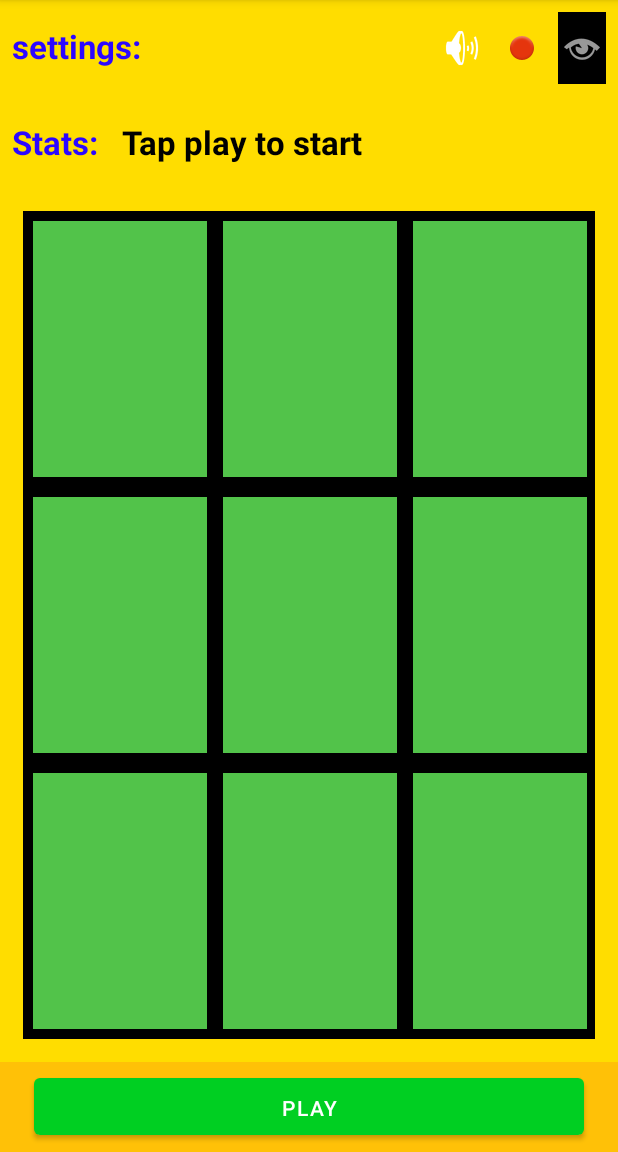
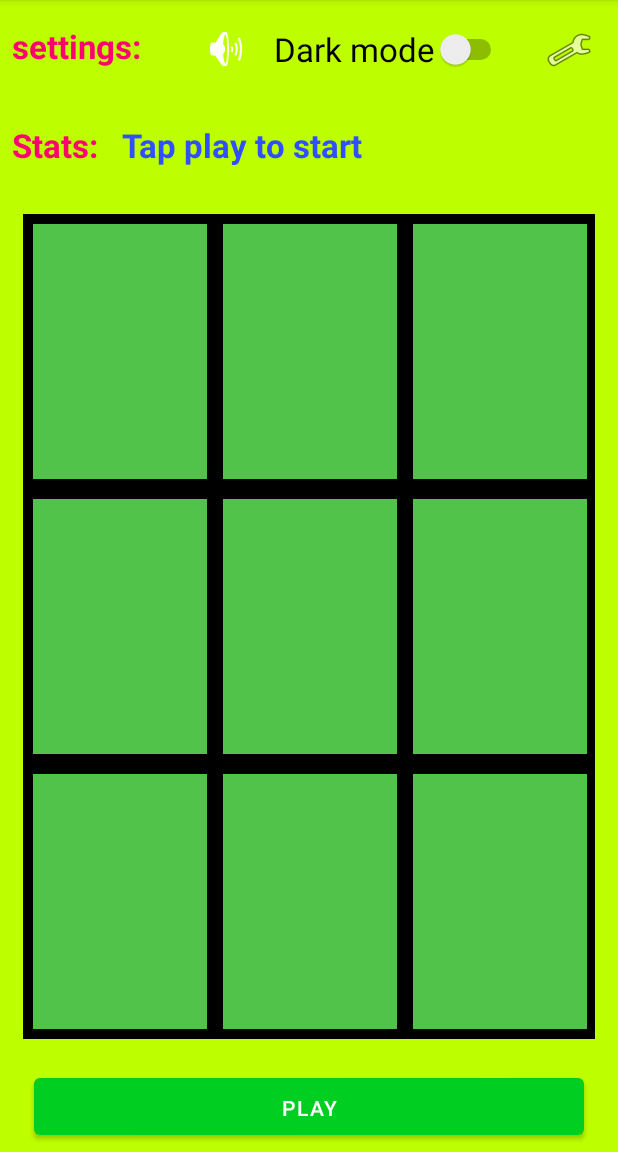
Before and after one commit to darsh-7/XOGame, an Android app: the screen it shows after launch (MainActivity), on a phone screen of 412 x 824 dp, the part 84-1236 px from its top. Run offline under Robolectric (Android 15) with nearby library versions, the phone set to English and light mode, and no system bars.

Commit message:
- add player class - fix some bugs - update the layout -

```diff
--- a/app/build.gradle
+++ b/app/build.gradle
@@ -25,6 +25,9 @@ android {
         sourceCompatibility JavaVersion.VERSION_1_8
         targetCompatibility JavaVersion.VERSION_1_8
     }
+    buildFeatures {
+        viewBinding true
+    }
 }
 
 dependencies {
@@ -32,6 +35,8 @@ dependencies {
     implementation 'androidx.appcompat:appcompat:1.4.2'
     implementation 'com.google.android.material:material:1.6.1'
     implementation 'androidx.constraintlayout:constraintlayout:2.1.4'
+    implementation 'androidx.navigation:navigation-fragment:2.5.0'
+    implementation 'androidx.navigation:navigation-ui:2.5.0'
     testImplementation 'junit:junit:4.13.2'
     androidTestImplementation 'androidx.test.ext:junit:1.1.3'
     androidTestImplementation 'androidx.test.espresso:espresso-core:3.4.0'
--- a/app/src/main/java/com/example/xogame/MainActivity.java
+++ b/app/src/main/java/com/example/xogame/MainActivity.java
@@ -1,18 +1,26 @@
 package com.example.xogame;
 
+
+import androidx.activity.OnBackPressedCallback;
 import androidx.appcompat.app.AppCompatActivity;
+import androidx.appcompat.app.AppCompatDelegate;
 
 import android.annotation.SuppressLint;
+import android.app.ActivityManager;
+import android.content.Context;
 import android.content.pm.ActivityInfo;
 import android.media.MediaPlayer;
 import android.os.Bundle;
+import android.util.Log;
+import android.view.KeyEvent;
 import android.view.View;
-import android.widget.Button;
+import android.view.WindowManager;
+import android.widget.Switch;
 import android.widget.TextView;
 
 public class MainActivity extends AppCompatActivity {
-
-    private boolean freeze = false, gameActive = false;
+    Player player1,player2;
+    private boolean freeze = false, gameActive = false,playMusic =true;
     private int counter = 0;
     MediaPlayer backMusic;
     char boxes[] = new char[]{'0', '1', '2', '3', '4', '5', '6', '7', '8'};
@@ -27,71 +35,25 @@ public class MainActivity extends AppCompatActivity {
         super.onCreate(savedInstanceState);
         setContentView(R.layout.main_game);
         this.setRequestedOrientation(ActivityInfo.SCREEN_ORIENTATION_PORTRAIT);
+
         playMusic();
-    }
+       // This callback will only be called when MyFragment is at least Started.
+        OnBackPressedCallback callback = new OnBackPressedCallback(true /* enabled by default */) {
+            @Override
+            public void handleOnBackPressed() {
+                backMusic.stop();
+                MainActivity.this.finish();
+            }
+        };
+        getOnBackPressedDispatcher().addCallback(this, callback);
 
-    //control the music
-    public void stopPlayMusic(View buttom) {
-        if (backMusic.isPlaying()) {
-            backMusic.stop();
-        } else {
-            playMusic();
-        }
-    }
-
-    public void playMusic() {
-        //first song
-        backMusic = MediaPlayer.create(this, R.raw.background2);
-        backMusic.setVolume(1.0f, 1.0f);
-        backMusic.setLooping(true);
-        backMusic.start();
-        /*
-        backMusic = MediaPlayer.create(this, R.raw.background);
-        backMusic.setOnCompletionListener(new MediaPlayer.OnCompletionListener() {
-            @Override
-            public void onCompletion(MediaPlayer mediaPlayer) {
-                backMusic.start();
-            }
-        });
+        // The callback can be enabled or disabled here or in handleOnBackPressed()
 
 
-         */
     }
-
-
-    //Determine round by the counter value
+   //Determine round by the counter value
     public char getTurn() {
         return (counter == 0 | counter == 2 | counter == 4 | counter == 6 | counter == 8) ? 'X' : 'O';
-    }
-
-    //sound method
-    public void playSound(String sound) throws InterruptedException {
-        MediaPlayer music;
-        if (sound == "box")
-            music = MediaPlayer.create(this, R.raw.selectclick);
-        else if (sound == "click")
-            music = MediaPlayer.create(this, R.raw.clicktone);
-        else if (sound == "win")
-            music = MediaPlayer.create(this, R.raw.win);
-        else if (sound == "draw")
-            music = MediaPlayer.create(this, R.raw.draw);
-        else {
-            music = MediaPlayer.create(this, R.raw.clickerror);
-            ((TextView) findViewById(R.id.status)).setText("error with click sound");
-            Thread.sleep(2000);
-        }
-        music.setOnPreparedListener(new MediaPlayer.OnPreparedListener() {
-            @Override
-            public void onPrepared(MediaPlayer mediaPlayer) {
-                music.start();
-            }
-        });
-        music.setOnCompletionListener(new MediaPlayer.OnCompletionListener() {
-            @Override
-            public void onCompletion(MediaPlayer mediaPlayer) {
-                music.release();
-            }
-        });
     }
 
     //reset the game values
@@ -161,9 +123,6 @@ public class MainActivity extends AppCompatActivity {
         return -1;
     }
 
-    public void darkMode(View v) {
-    }//dark mode option
-
     //take action when a box clicked
     public void boxTaped(View box) throws InterruptedException {
         if (!gameActive || freeze) //do nothing when the game not active or in frozen mode
@@ -200,5 +159,78 @@ public class MainActivity extends AppCompatActivity {
         status.setText("it is (" + getTurn() + ") turn");
 
     }
+    //sound method
+    public void playSound(String sound) throws InterruptedException {
+        MediaPlayer music;
+        if (sound == "box")
+            music = MediaPlayer.create(this, R.raw.selectclick);
+        else if (sound == "click")
+            music = MediaPlayer.create(this, R.raw.clicktone);
+        else if (sound == "win")
+            music = MediaPlayer.create(this, R.raw.win);
+        else if (sound == "draw")
+            music = MediaPlayer.create(this, R.raw.draw);
+        else {
+            music = MediaPlayer.create(this, R.raw.clickerror);
+            ((TextView) findViewById(R.id.status)).setText("error with click sound");
+            Thread.sleep(2000);
+        }
+        music.setOnPreparedListener(new MediaPlayer.OnPreparedListener() {
+            @Override
+            public void onPrepared(MediaPlayer mediaPlayer) {
+                music.start();
+            }
+        });
+        music.setOnCompletionListener(new MediaPlayer.OnCompletionListener() {
+            @Override
+            public void onCompletion(MediaPlayer mediaPlayer) {
+                music.release();
+            }
+        });
+    }
+    //control the music
+    public void stopPlayMusic(View button) {
+        if (backMusic.isPlaying()) {
+            playMusic =false;
+            backMusic.stop();
+            button.setBackgroundResource(android.R.drawable.ic_lock_silent_mode);
+        } else {
+            playMusic =true;
+            playMusic();
+            button.setBackgroundResource(android.R.drawable.ic_lock_silent_mode_off);
+        }
+    }
+
+    public void playMusic() {
+        //first song
+        if (!playMusic)
+            return;
+        backMusic = MediaPlayer.create(this, R.raw.background2);
+        backMusic.setVolume(1.0f, 1.0f);
+        backMusic.setLooping(true);
+        backMusic.start();
+        /*
+        backMusic = MediaPlayer.create(this, R.raw.background);
+        backMusic.setOnCompletionListener(new MediaPlayer.OnCompletionListener() {
+            @Override
+            public void onCompletion(MediaPlayer mediaPlayer) {
+                backMusic.start();
+            }
+        });
+
+
+         */
+    }
+
+    //dark mode option
+    public void darkMode(View v) {
+        if (((Switch) findViewById(R.id.dark_mode)).isChecked()) {
+            AppCompatDelegate.setDefaultNightMode(AppCompatDelegate.MODE_NIGHT_YES);
+        }else {
+            AppCompatDelegate.setDefaultNightMode(AppCompatDelegate.MODE_NIGHT_NO);
+        }
+        backMusic.stop();
+    }
+
 
 }
--- a/app/src/main/res/layout/main_game.xml
+++ b/app/src/main/res/layout/main_game.xml
@@ -1,4 +1,4 @@
-<?xml version="1.0" encoding="utf-8"?>
+<?xml version="1.1" encoding="utf-8"?>
 <androidx.constraintlayout.widget.ConstraintLayout xmlns:android="http://schemas.android.com/apk/res/android"
     xmlns:app="http://schemas.android.com/apk/res-auto"
     xmlns:tools="http://schemas.android.com/tools"
@@ -30,7 +30,7 @@
                 android:layout_width="wrap_content"
                 android:layout_height="wrap_content"
                 android:layout_margin="8dp"
-                android:layout_weight="2"
+                android:layout_weight="1"
                 android:paddingTop="8dp"
                 android:paddingBottom="8dp"
                 android:text="settings:"
@@ -42,48 +42,48 @@
                 android:id="@+id/sound"
                 android:layout_width="wrap_content"
                 android:layout_height="wrap_content"
+                android:layout_gravity="center"
+                android:layout_margin="8dp"
                 android:layout_weight="0"
-                android:layout_margin="8dp"
-                android:onClick="stopPlayMusic"
 
                 android:background="@color/white"
                 android:backgroundTint="#0052C34A"
-                android:layout_gravity="center"
+                android:onClick="stopPlayMusic"
                 android:paddingTop="8dp"
                 android:paddingBottom="8dp"
                 android:textAppearance="?android:textAppearanceLarge"
                 android:textStyle="bold"
-                app:srcCompat="@android:drawable/ic_lock_silent_mode_off" />
+                app:srcCompat="@android:drawable/ic_lock_silent_mode_off"
+                tools:ignore="SpeakableTextPresentCheck" />
 
-            <ImageView
-                android:id="@+id/imageView2"
+            <Switch
+                android:id="@+id/dark_mode"
                 android:layout_width="wrap_content"
                 android:layout_height="wrap_content"
+                android:layout_gravity="center"
+                android:layout_margin="8dp"
                 android:layout_weight="0"
+                android:minHeight="48dp"
+                android:onClick="darkMode"
+                android:paddingTop="8dp"
+                android:paddingBottom="8dp"
+                android:text="Dark mode"
+                android:textAppearance="?android:textAppearanceLarge" />
+
+            <ImageButton
+                android:id="@+id/settings"
+                android:layout_width="50dp"
+                android:layout_height="50dp"
+                android:layout_gravity="center"
                 android:layout_margin="8dp"
-                android:onClick="darkMode"
-                android:layout_gravity="center"
+                android:layout_weight="0"
+                android:backgroundTint="#0052C34A"
+                android:onClick="stopPlayMusic"
                 android:paddingTop="8dp"
                 android:paddingBottom="8dp"
                 android:textAppearance="?android:textAppearanceLarge"
                 android:textStyle="bold"
-                app:srcCompat="@android:drawable/ic_notification_overlay" />
-
-            <ImageView
-                android:id="@+id/dark_mode"
-                android:layout_width="wrap_content"
-                android:layout_height="wrap_content"
-                android:layout_weight="0"
-                android:layout_margin="8dp"
-                android:onClick="darkMode"
-                android:background="@color/black"
-                android:layout_gravity="center"
-                android:paddingTop="8dp"
-                android:paddingBottom="8dp"
-                android:textAppearance="?android:textAppearanceLarge"
-                android:textStyle="bold"
-
-            app:srcCompat="@android:drawable/ic_menu_view" />
+                app:srcCompat="@android:drawable/ic_menu_manage" />
 
         </LinearLayout>
 
@@ -117,7 +117,7 @@
                 android:paddingBottom="8dp"
                 android:text="@string/stats"
                 android:textAppearance="?android:textAppearanceLarge"
-                android:textColor="@color/black"
+                android:textColor="#304FFE"
                 android:textStyle="bold" />
 
         </LinearLayout>
@@ -357,7 +357,7 @@
         android:id="@+id/bottomNavigationView"
         android:layout_width="fill_parent"
         android:layout_height="60dp"
-        android:background="#FFC107"
+        android:background="@color/background_color"
         android:nestedScrollingEnabled="false"
         android:orientation="horizontal"
         android:stretchColumns="0,1,2"
--- /dev/null
+++ b/app/src/main/res/values-land/dimens.xml
@@ -0,0 +1,3 @@
+<resources>
+        <dimen name="fab_margin">48dp</dimen>
+    </resources>
--- a/app/src/main/res/values-night/themes.xml
+++ b/app/src/main/res/values-night/themes.xml
@@ -2,15 +2,16 @@
     <!-- Base application theme. -->
     <style name="Theme.XOGame" parent="Theme.MaterialComponents.DayNight.DarkActionBar">
         <!-- Primary brand color. -->
-        <item name="colorPrimary">@color/purple_200</item>
+        <item name="colorPrimary">#AA00FF</item>
         <item name="colorPrimaryVariant">@color/purple_700</item>
         <item name="colorOnPrimary">@color/black</item>
         <!-- Secondary brand color. -->
         <item name="colorSecondary">@color/teal_200</item>
-        <item name="colorSecondaryVariant">@color/teal_200</item>
-        <item name="colorOnSecondary">@color/black</item>
+        <item name="colorSecondaryVariant">@color/teal_700</item>
+        <item name="colorOnSecondary">#FFFFFF</item>
         <!-- Status bar color. -->
         <item name="android:statusBarColor" tools:targetApi="l">?attr/colorPrimaryVariant</item>
+        <item name="colorButtonNormal">@color/purple_200</item>
         <!-- Customize your theme here. -->
     </style>
 </resources>
--- /dev/null
+++ b/app/src/main/res/values-w1240dp/dimens.xml
@@ -0,0 +1,3 @@
+<resources>
+        <dimen name="fab_margin">200dp</dimen>
+    </resources>
--- /dev/null
+++ b/app/src/main/res/values-w600dp/dimens.xml
@@ -0,0 +1,3 @@
+<resources>
+        <dimen name="fab_margin">48dp</dimen>
+    </resources>
--- a/app/src/main/res/values/colors.xml
+++ b/app/src/main/res/values/colors.xml
@@ -9,8 +9,8 @@
     <color name="white">#FFFFFFFF</color>
     <color name="button_background_color">#515151</color>
     <color name="box">#52C34A</color>
-    <color name="background_color">#FFDD00</color>
-    <color name="text_color">#2C07FF</color>
+    <color name="background_color">#BEFF00</color>
+    <color name="text_color">#FF0073</color>
 
 
 
--- /dev/null
+++ b/app/src/main/res/values/dimens.xml
@@ -0,0 +1,3 @@
+<resources>
+        <dimen name="fab_margin">16dp</dimen>
+    </resources>
--- a/app/src/main/res/values/themes.xml
+++ b/app/src/main/res/values/themes.xml
@@ -14,4 +14,10 @@
         <item name="colorButtonNormal">@color/purple_200</item>
         <!-- Customize your theme here. -->
     </style>
+    <style name="Theme.XOGame.NoActionBar">
+        <item name="windowActionBar">false</item>
+        <item name="windowNoTitle">true</item>
+    </style>
+    <style name="Theme.XOGame.AppBarOverlay" parent="ThemeOverlay.AppCompat.Dark.ActionBar" />
+    <style name="Theme.XOGame.PopupOverlay" parent="ThemeOverlay.AppCompat.Light" />
 </resources>
```
Also changed, not shown: app/src/main/AndroidManifest.xml (+7 -3 lines), app/src/main/java/com/example/xogame/Player.java (added, +41 -0 lines), app/src/main/res/navigation/nav_graph.xml (added, +28 -0 lines), app/src/main/res/values/strings.xml (+9 -0 lines), 1 other file.
